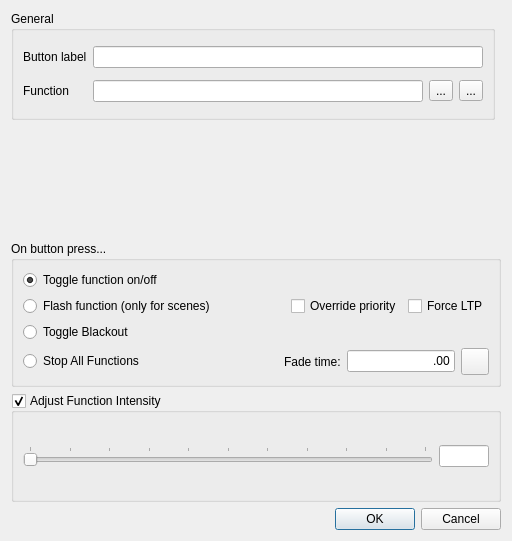
mcallegari/qlcplus, file ui/src/virtualconsole/vcbuttonproperties.ui: the form before one commit.
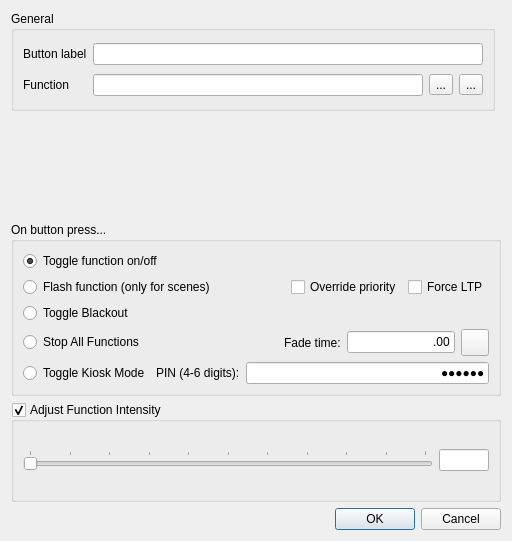
The form after the commit. Icons and pictures are not drawn.

Commit message:
Add Kiosk Mode toggle button with PIN protection
- Implemented Toggle Kiosk Mode button in VCButton with PIN verification
- Added error messages for incorrect PIN entries
- Implemented fullscreen mode activation with kiosk mode
- Hide toolbar and non-Virtual Console tabs when in kiosk mode

What changed in the file:
```diff
--- a/ui/src/virtualconsole/vcbuttonproperties.ui
+++ b/ui/src/virtualconsole/vcbuttonproperties.ui
@@ -157,6 +157,43 @@
         </item>
        </layout>
       </item>
+      <item>
+       <layout class="QHBoxLayout" name="horizontalLayout_5">
+        <item>
+         <widget class="QRadioButton" name="m_kioskMode">
+          <property name="toolTip">
+           <string>Toggle kiosk mode on/off with PIN protection</string>
+          </property>
+          <property name="text">
+           <string>Toggle Kiosk Mode</string>
+          </property>
+         </widget>
+        </item>
+        <item>
+         <widget class="QLabel" name="m_kioskPinLabel">
+          <property name="text">
+           <string>PIN (4-6 digits):</string>
+          </property>
+         </widget>
+        </item>
+        <item>
+         <widget class="QLineEdit" name="m_kioskPinEdit">
+          <property name="inputMask">
+           <string>999999; </string>
+          </property>
+          <property name="maxLength">
+           <number>6</number>
+          </property>
+          <property name="echoMode">
+           <enum>QLineEdit::Password</enum>
+          </property>
+          <property name="alignment">
+           <set>Qt::AlignRight|Qt::AlignTrailing|Qt::AlignVCenter</set>
+          </property>
+         </widget>
+        </item>
+       </layout>
+      </item>
      </layout>
     </widget>
    </item>
```
The commit also changes 3 other files.
